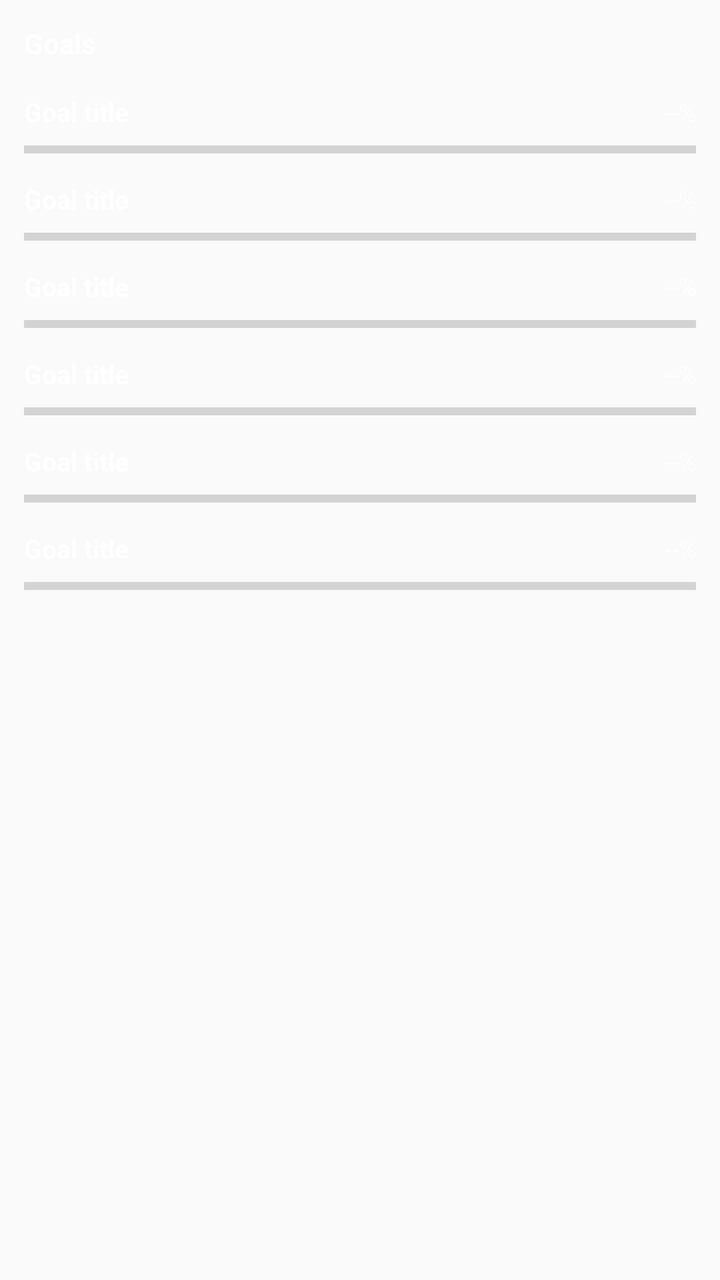
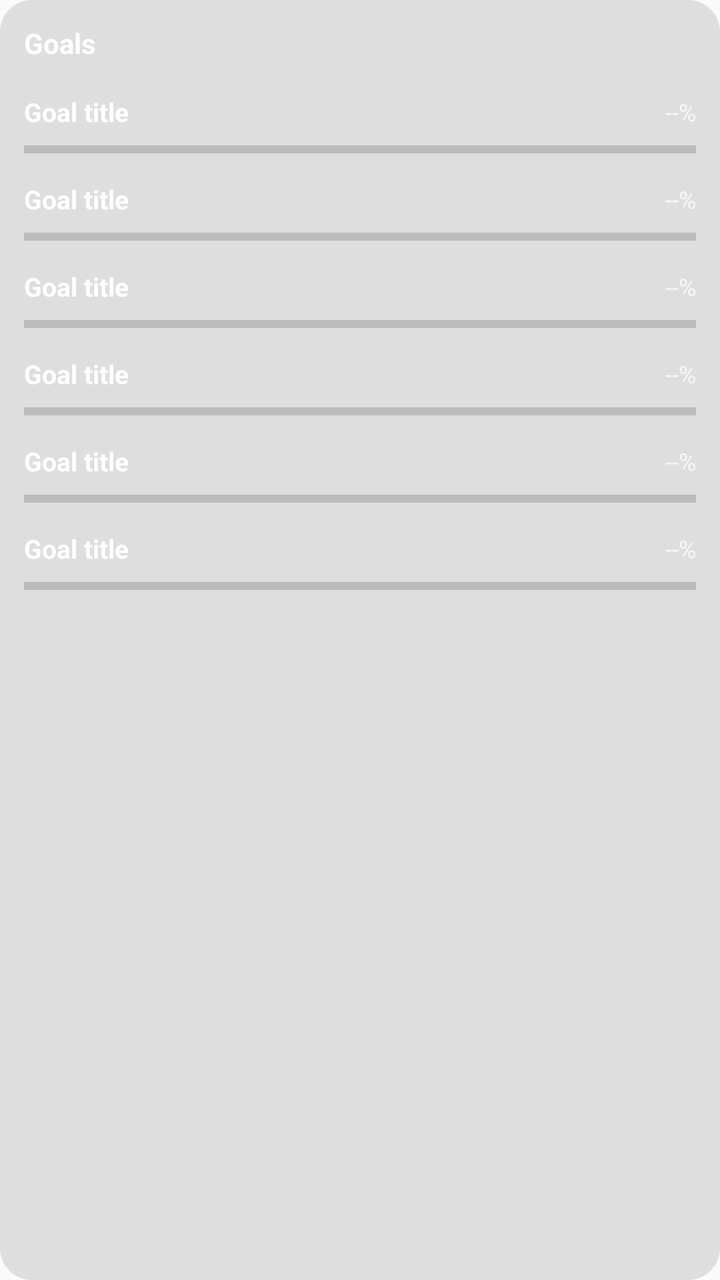

The first picture is an Android layout as it rendered before a commit; the second is the same layout after the commit. The layout source and the unified diff follow.
<!-- AndroidManifest.xml: application theme AppTheme -->
<!-- res/layout/widget_goals_list.xml -->
<?xml version="1.0" encoding="utf-8"?>

<LinearLayout xmlns:android="http://schemas.android.com/apk/res/android"
  android:id="@+id/root"
  android:layout_width="match_parent"
  android:layout_height="match_parent"
  android:orientation="vertical"
  android:padding="12dp"
  android:background="@android:color/transparent">

  <TextView
    android:id="@+id/title"
    android:layout_width="match_parent"
    android:layout_height="wrap_content"
    android:text="Goals"
    android:textStyle="bold"
    android:textSize="14sp"
    android:textColor="@android:color/white"/>

  <LinearLayout
    android:id="@+id/rows"
    android:layout_width="match_parent"
    android:layout_height="wrap_content"
    android:orientation="vertical"
    android:layout_marginTop="10dp">

    
    <LinearLayout
      android:id="@+id/row0"
      android:layout_width="match_parent"
      android:layout_height="wrap_content"
      android:orientation="vertical"
      android:paddingTop="6dp"
      android:paddingBottom="6dp">

      <LinearLayout
        android:layout_width="match_parent"
        android:layout_height="wrap_content"
        android:orientation="horizontal"
        android:gravity="center_vertical">

        <TextView
          android:id="@+id/text0"
          android:layout_width="0dp"
          android:layout_height="wrap_content"
          android:layout_weight="1"
          android:text="Goal title"
          android:textSize="13sp"
          android:textStyle="bold"
          android:singleLine="true"
          android:ellipsize="end"
          android:textColor="@android:color/white"/>

        <TextView
          android:id="@+id/pct0"
          android:layout_width="wrap_content"
          android:layout_height="wrap_content"
          android:text="--%"
          android:textSize="12sp"
          android:alpha="0.75"
          android:textColor="@android:color/white"/>
      </LinearLayout>

      <ProgressBar
        android:id="@+id/prog0"
        style="?android:attr/progressBarStyleHorizontal"
        android:layout_width="match_parent"
        android:layout_height="8dp"
        android:layout_marginTop="6dp"
        android:max="100"/>
    </LinearLayout>

    
    <LinearLayout
      android:id="@+id/row1"
      android:layout_width="match_parent"
      android:layout_height="wrap_content"
      android:orientation="vertical"
      android:paddingTop="6dp"
      android:paddingBottom="6dp">

      <LinearLayout
        android:layout_width="match_parent"
        android:layout_height="wrap_content"
        android:orientation="horizontal"
        android:gravity="center_vertical">

        <TextView
          android:id="@+id/text1"
          android:layout_width="0dp"
          android:layout_height="wrap_content"
          android:layout_weight="1"
          android:text="Goal title"
          android:textSize="13sp"
          android:textStyle="bold"
          android:singleLine="true"
          android:ellipsize="end"
          android:textColor="@android:color/white"/>

        <TextView
          android:id="@+id/pct1"
          android:layout_width="wrap_content"
          android:layout_height="wrap_content"
          android:text="--%"
          android:textSize="12sp"
          android:alpha="0.75"
          android:textColor="@android:color/white"/>
      </LinearLayout>

      <ProgressBar
        android:id="@+id/prog1"
        style="?android:attr/progressBarStyleHorizontal"
        android:layout_width="match_parent"
        android:layout_height="8dp"
        android:layout_marginTop="6dp"
        android:max="100"/>
    </LinearLayout>

    
    <LinearLayout
      android:id="@+id/row2"
      android:layout_width="match_parent"
      android:layout_height="wrap_content"
      android:orientation="vertical"
      android:paddingTop="6dp"
      android:paddingBottom="6dp">

      <LinearLayout
        android:layout_width="match_parent"
        android:layout_height="wrap_content"
        android:orientation="horizontal"
        android:gravity="center_vertical">

        <TextView
          android:id="@+id/text2"
          android:layout_width="0dp"
          android:layout_height="wrap_content"
          android:layout_weight="1"
          android:text="Goal title"
          android:textSize="13sp"
          android:textStyle="bold"
          android:singleLine="true"
          android:ellipsize="end"
          android:textColor="@android:color/white"/>

        <TextView
          android:id="@+id/pct2"
          android:layout_width="wrap_content"
          android:layout_height="wrap_content"
          android:text="--%"
          android:textSize="12sp"
          android:alpha="0.75"
          android:textColor="@android:color/white"/>
      </LinearLayout>

      <ProgressBar
        android:id="@+id/prog2"
        style="?android:attr/progressBarStyleHorizontal"
        android:layout_width="match_parent"
        android:layout_height="8dp"
        android:layout_marginTop="6dp"
        android:max="100"/>
    </LinearLayout>

    
    <LinearLayout
      android:id="@+id/row3"
      android:layout_width="match_parent"
      android:layout_height="wrap_content"
      android:orientation="vertical"
      android:paddingTop="6dp"
      android:paddingBottom="6dp">

      <LinearLayout
        android:layout_width="match_parent"
        android:layout_height="wrap_content"
        android:orientation="horizontal"
        android:gravity="center_vertical">

        <TextView
          android:id="@+id/text3"
          android:layout_width="0dp"
          android:layout_height="wrap_content"
          android:layout_weight="1"
          android:text="Goal title"
          android:textSize="13sp"
          android:textStyle="bold"
          android:singleLine="true"
          android:ellipsize="end"
          android:textColor="@android:color/white"/>

        <TextView
          android:id="@+id/pct3"
          android:layout_width="wrap_content"
          android:layout_height="wrap_content"
          android:text="--%"
          android:textSize="12sp"
          android:alpha="0.75"
          android:textColor="@android:color/white"/>
      </LinearLayout>

      <ProgressBar
        android:id="@+id/prog3"
        style="?android:attr/progressBarStyleHorizontal"
        android:layout_width="match_parent"
        android:layout_height="8dp"
        android:layout_marginTop="6dp"
        android:max="100"/>
    </LinearLayout>

    
    <LinearLayout
      android:id="@+id/row4"
      android:layout_width="match_parent"
      android:layout_height="wrap_content"
      android:orientation="vertical"
      android:paddingTop="6dp"
      android:paddingBottom="6dp">

      <LinearLayout
        android:layout_width="match_parent"
        android:layout_height="wrap_content"
        android:orientation="horizontal"
        android:gravity="center_vertical">

        <TextView
          android:id="@+id/text4"
          android:layout_width="0dp"
          android:layout_height="wrap_content"
          android:layout_weight="1"
          android:text="Goal title"
          android:textSize="13sp"
          android:textStyle="bold"
          android:singleLine="true"
          android:ellipsize="end"
          android:textColor="@android:color/white"/>

        <TextView
          android:id="@+id/pct4"
          android:layout_width="wrap_content"
          android:layout_height="wrap_content"
          android:text="--%"
          android:textSize="12sp"
          android:alpha="0.75"
          android:textColor="@android:color/white"/>
      </LinearLayout>

      <ProgressBar
        android:id="@+id/prog4"
        style="?android:attr/progressBarStyleHorizontal"
        android:layout_width="match_parent"
        android:layout_height="8dp"
        android:layout_marginTop="6dp"
        android:max="100"/>
    </LinearLayout>

    
    <LinearLayout
      android:id="@+id/row5"
      android:layout_width="match_parent"
      android:layout_height="wrap_content"
      android:orientation="vertical"
      android:paddingTop="6dp"
      android:paddingBottom="6dp">

      <LinearLayout
        android:layout_width="match_parent"
        android:layout_height="wrap_content"
        android:orientation="horizontal"
        android:gravity="center_vertical">

        <TextView
          android:id="@+id/text5"
          android:layout_width="0dp"
          android:layout_height="wrap_content"
          android:layout_weight="1"
          android:text="Goal title"
          android:textSize="13sp"
          android:textStyle="bold"
          android:singleLine="true"
          android:ellipsize="end"
          android:textColor="@android:color/white"/>

        <TextView
          android:id="@+id/pct5"
          android:layout_width="wrap_content"
          android:layout_height="wrap_content"
          android:text="--%"
          android:textSize="12sp"
          android:alpha="0.75"
          android:textColor="@android:color/white"/>
      </LinearLayout>

      <ProgressBar
        android:id="@+id/prog5"
        style="?android:attr/progressBarStyleHorizontal"
        android:layout_width="match_parent"
        android:layout_height="8dp"
        android:layout_marginTop="6dp"
        android:max="100"/>
    </LinearLayout>

  </LinearLayout>
</LinearLayout>
<!-- resources referenced by this layout -->
<resources>
  <style name="AppTheme" parent="Theme.AppCompat.DayNight.NoActionBar">
      <item name="android:enforceNavigationBarContrast" tools:targetApi="29">true</item>
      <item name="android:editTextBackground">@drawable/rn_edit_text_material</item>
      <item name="colorPrimary">@color/colorPrimary</item>
      <item name="android:statusBarColor">#F5F7FA</item>
    </style>
  <!-- drawable rn_edit_text_material (drawable) -->
  <?xml version="1.0" encoding="utf-8"?>
  <inset xmlns:android="http://schemas.android.com/apk/res/android"
         android:insetLeft="@dimen/abc_edit_text_inset_horizontal_material"
         android:insetRight="@dimen/abc_edit_text_inset_horizontal_material"
         android:insetTop="@dimen/abc_edit_text_inset_top_material"
         android:insetBottom="@dimen/abc_edit_text_inset_bottom_material"
         >
  
      <selector>
          
          <item android:state_enabled="false" android:drawable="@drawable/abc_textfield_default_mtrl_alpha"/>
          <item android:drawable="@drawable/abc_textfield_activated_mtrl_alpha"/>
      </selector>
  
  </inset>
  <color name="colorPrimary">#023c69</color>
</resources>

<!-- the commit's change to res/layout/widget_goals_list.xml (unified diff, before → after) -->
@@ -6,7 +6,7 @@
   android:layout_height="match_parent"
   android:orientation="vertical"
   android:padding="12dp"
-  android:background="@android:color/transparent">
+  android:background="@drawable/widget_bg">
 
   <TextView
     android:id="@+id/title"
<!-- resource entries referenced after the edit -->
@@ -1,5 +1,12 @@
 <!-- resources referenced by this layout -->
 <resources>
+  <!-- drawable widget_bg (drawable) -->
+  <?xml version="1.0" encoding="utf-8"?>
+  
+  <shape xmlns:android="http://schemas.android.com/apk/res/android">
+    <corners android:radius="16dp" />
+    <solid android:color="#1F111318" /> 
+  </shape>
   <style name="AppTheme" parent="Theme.AppCompat.DayNight.NoActionBar">
       <item name="android:enforceNavigationBarContrast" tools:targetApi="29">true</item>
       <item name="android:editTextBackground">@drawable/rn_edit_text_material</item>
